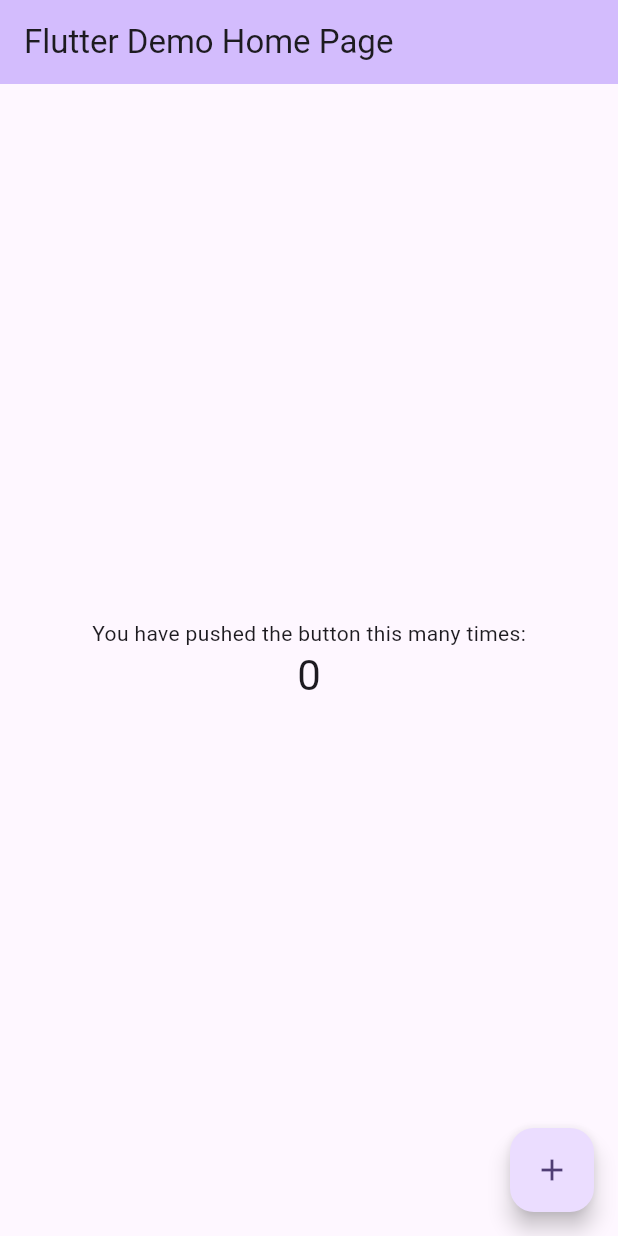
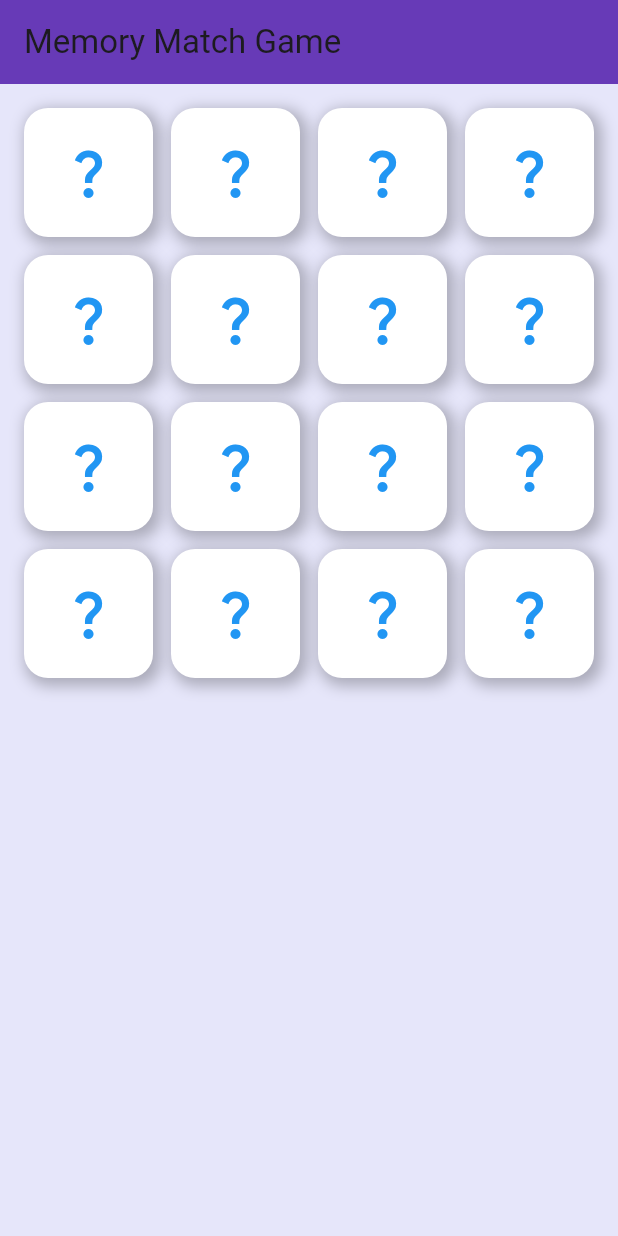
Before and after one commit to Joshika-21/Homework03, a Flutter app: the screen it shows after launch, on a phone screen of 412 x 824 dp. Run offline on Flutter 3.47's test engine with Material 3 defaults, Android fonts, the phone set to English and light mode, and no system bars.

Commit message:
Created UI and code for card matching game

```diff
--- a/lib/main.dart
+++ b/lib/main.dart
@@ -1,122 +1,25 @@
 import 'package:flutter/material.dart';
+import 'package:provider/provider.dart';
+import 'screens/game_screen.dart';
+import 'screens/victory_screen.dart';
+import 'providers/game_provider.dart';
 
 void main() {
-  runApp(const MyApp());
+  runApp(
+    ChangeNotifierProvider(create: (context) => GameProvider(), child: MyApp()),
+  );
 }
 
 class MyApp extends StatelessWidget {
-  const MyApp({super.key});
-
-  // This widget is the root of your application.
   @override
   Widget build(BuildContext context) {
     return MaterialApp(
-      title: 'Flutter Demo',
-      theme: ThemeData(
-        // This is the theme of your application.
-        //
-        // TRY THIS: Try running your application with "flutter run". You'll see
-        // the application has a purple toolbar. Then, without quitting the app,
-        // try changing the seedColor in the colorScheme below to Colors.green
-        // and then invoke "hot reload" (save your changes or press the "hot
-        // reload" button in a Flutter-supported IDE, or press "r" if you used
-        // the command line to start the app).
-        //
-        // Notice that the counter didn't reset back to zero; the application
-        // state is not lost during the reload. To reset the state, use hot
-        // restart instead.
-        //
-        // This works for code too, not just values: Most code changes can be
-        // tested with just a hot reload.
-        colorScheme: ColorScheme.fromSeed(seedColor: Colors.deepPurple),
-      ),
-      home: const MyHomePage(title: 'Flutter Demo Home Page'),
+      debugShowCheckedModeBanner: false,
+      initialRoute: "/",
+      routes: {
+        "/": (context) => GameScreen(),
+        "/victory": (context) => VictoryScreen(),
+      },
     );
   }
 }
-
-class MyHomePage extends StatefulWidget {
-  const MyHomePage({super.key, required this.title});
-
-  // This widget is the home page of your application. It is stateful, meaning
-  // that it has a State object (defined below) that contains fields that affect
-  // how it looks.
-
-  // This class is the configuration for the state. It holds the values (in this
-  // case the title) provided by the parent (in this case the App widget) and
-  // used by the build method of the State. Fields in a Widget subclass are
-  // always marked "final".
-
-  final String title;
-
-  @override
-  State<MyHomePage> createState() => _MyHomePageState();
-}
-
-class _MyHomePageState extends State<MyHomePage> {
-  int _counter = 0;
-
-  void _incrementCounter() {
-    setState(() {
-      // This call to setState tells the Flutter framework that something has
-      // changed in this State, which causes it to rerun the build method below
-      // so that the display can reflect the updated values. If we changed
-      // _counter without calling setState(), then the build method would not be
-      // called again, and so nothing would appear to happen.
-      _counter++;
-    });
-  }
-
-  @override
-  Widget build(BuildContext context) {
-    // This method is rerun every time setState is called, for instance as done
-    // by the _incrementCounter method above.
-    //
-    // The Flutter framework has been optimized to make rerunning build methods
-    // fast, so that you can just rebuild anything that needs updating rather
-    // than having to individually change instances of widgets.
-    return Scaffold(
-      appBar: AppBar(
-        // TRY THIS: Try changing the color here to a specific color (to
-        // Colors.amber, perhaps?) and trigger a hot reload to see the AppBar
-        // change color while the other colors stay the same.
-        backgroundColor: Theme.of(context).colorScheme.inversePrimary,
-        // Here we take the value from the MyHomePage object that was created by
-        // the App.build method, and use it to set our appbar title.
-        title: Text(widget.title),
-      ),
-      body: Center(
-        // Center is a layout widget. It takes a single child and positions it
-        // in the middle of the parent.
-        child: Column(
-          // Column is also a layout widget. It takes a list of children and
-          // arranges them vertically. By default, it sizes itself to fit its
-          // children horizontally, and tries to be as tall as its parent.
-          //
-          // Column has various properties to control how it sizes itself and
-          // how it positions its children. Here we use mainAxisAlignment to
-          // center the children vertically; the main axis here is the vertical
-          // axis because Columns are vertical (the cross axis would be
-          // horizontal).
-          //
-          // TRY THIS: Invoke "debug painting" (choose the "Toggle Debug Paint"
-          // action in the IDE, or press "p" in the console), to see the
-          // wireframe for each widget.
-          mainAxisAlignment: MainAxisAlignment.center,
-          children: <Widget>[
-            const Text('You have pushed the button this many times:'),
-            Text(
-              '$_counter',
-              style: Theme.of(context).textTheme.headlineMedium,
-            ),
-          ],
-        ),
-      ),
-      floatingActionButton: FloatingActionButton(
-        onPressed: _incrementCounter,
-        tooltip: 'Increment',
-        child: const Icon(Icons.add),
-      ), // This trailing comma makes auto-formatting nicer for build methods.
-    );
-  }
-}
--- /dev/null
+++ b/lib/models/card_model.dart
@@ -0,0 +1,13 @@
+class CardModel {
+  final int id;
+  final String content; // Stores emoji
+  bool isFaceUp;
+  bool isMatched;
+
+  CardModel({
+    required this.id,
+    required this.content,
+    this.isFaceUp = false,
+    this.isMatched = false,
+  });
+}
--- /dev/null
+++ b/lib/screens/game_screen.dart
@@ -0,0 +1,79 @@
+// import 'package:flutter/material.dart';
+// import '../widgets/card_widget.dart';
+// import '../providers/game_provider.dart';
+// import 'package:provider/provider.dart';
+
+// class GameScreen extends StatelessWidget {
+//   @override
+//   Widget build(BuildContext context) {
+//     final gameProvider = Provider.of<GameProvider>(context);
+
+//     return Scaffold(
+//       appBar: AppBar(
+//         title: Text("Memory Match Game", style: TextStyle(fontSize: 22)),
+//         backgroundColor: Colors.deepPurple,
+//         elevation: 0,
+//       ),
+//       body: Container(
+//         decoration: BoxDecoration(
+//           gradient: LinearGradient(
+//             colors: [Colors.purple.shade700, Colors.deepPurple.shade400],
+//             begin: Alignment.topCenter,
+//             end: Alignment.bottomCenter,
+//           ),
+//         ),
+//         child: Padding(
+//           padding: const EdgeInsets.all(16.0),
+//           child: GridView.builder(
+//             gridDelegate: SliverGridDelegateWithFixedCrossAxisCount(
+//               crossAxisCount: 4,
+//               crossAxisSpacing: 12,
+//               mainAxisSpacing: 12,
+//             ),
+//             itemCount: gameProvider.cards.length,
+//             itemBuilder: (context, index) {
+//               return CardWidget(card: gameProvider.cards[index], index: index);
+//             },
+//           ),
+//         ),
+//       ),
+//     );
+//   }
+// }
+
+import 'package:flutter/material.dart';
+import '../widgets/card_widget.dart';
+import '../providers/game_provider.dart';
+import 'package:provider/provider.dart';
+
+class GameScreen extends StatelessWidget {
+  @override
+  Widget build(BuildContext context) {
+    final gameProvider = Provider.of<GameProvider>(context);
+
+    return Scaffold(
+      appBar: AppBar(
+        title: Text("Memory Match Game", style: TextStyle(fontSize: 22)),
+        backgroundColor: Colors.deepPurple,
+        elevation: 0,
+      ),
+      body: Container(
+        color: Color(0xFFE6E6FA), // Lavender background color
+        child: Padding(
+          padding: const EdgeInsets.all(16.0),
+          child: GridView.builder(
+            gridDelegate: SliverGridDelegateWithFixedCrossAxisCount(
+              crossAxisCount: 4,
+              crossAxisSpacing: 12,
+              mainAxisSpacing: 12,
+            ),
+            itemCount: gameProvider.cards.length,
+            itemBuilder: (context, index) {
+              return CardWidget(card: gameProvider.cards[index], index: index);
+            },
+          ),
+        ),
+      ),
+    );
+  }
+}
--- /dev/null
+++ b/lib/widgets/card_widget.dart
@@ -0,0 +1,67 @@
+import 'package:flutter/material.dart';
+import '../models/card_model.dart';
+import '../providers/game_provider.dart';
+import 'package:provider/provider.dart';
+
+class CardWidget extends StatelessWidget {
+  final CardModel card;
+  final int index;
+
+  CardWidget({required this.card, required this.index});
+
+  @override
+  Widget build(BuildContext context) {
+    final gameProvider = Provider.of<GameProvider>(context, listen: false);
+
+    return GestureDetector(
+      onTap: () {
+        gameProvider.flipCard(index);
+        if (gameProvider.checkWin()) {
+          Future.delayed(Duration(milliseconds: 500), () {
+            Navigator.pushReplacementNamed(context, "/victory");
+          });
+        }
+      },
+      child: AnimatedContainer(
+        duration: Duration(milliseconds: 300),
+        curve: Curves.easeInOut,
+        decoration: BoxDecoration(
+          color: card.isMatched ? Colors.green : Colors.white,
+          borderRadius: BorderRadius.circular(16),
+          boxShadow: [
+            BoxShadow(
+              color: Colors.black26,
+              blurRadius: 8,
+              spreadRadius: 2,
+              offset: Offset(3, 3),
+            ),
+          ],
+        ),
+        child: Center(
+          child: AnimatedSwitcher(
+            duration: Duration(milliseconds: 300),
+            transitionBuilder: (Widget child, Animation<double> animation) {
+              return ScaleTransition(scale: animation, child: child);
+            },
+            child:
+                card.isFaceUp
+                    ? Text(
+                      card.content,
+                      key: ValueKey(card.content),
+                      style: TextStyle(
+                        fontSize: 32,
+                        fontWeight: FontWeight.bold,
+                      ),
+                    )
+                    : Icon(
+                      Icons.question_mark,
+                      key: ValueKey("hidden"),
+                      size: 40,
+                      color: Colors.blue,
+                    ),
+          ),
+        ),
+      ),
+    );
+  }
+}
--- a/pubspec.yaml
+++ b/pubspec.yaml
@@ -34,6 +34,7 @@ dependencies:
   # The following adds the Cupertino Icons font to your application.
   # Use with the CupertinoIcons class for iOS style icons.
   cupertino_icons: ^1.0.8
+  provider: ^6.1.2
 
 dev_dependencies:
   flutter_test:
```
Also changed, not shown: lib/providers/game_provider.dart (added, +82 -0 lines), lib/screens/victory_screen.dart (added, +97 -0 lines), pubspec.lock.
